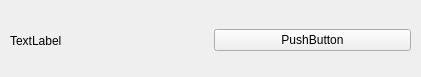
The window that headers/SongItem.ui (nichilum/nimamp) describes before a commit, drawn with Qt 5.
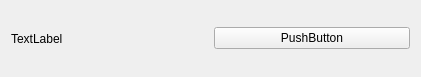
The same window after the commit.

Diff of the .ui file:
```diff
--- a/headers/SongItem.ui
+++ b/headers/SongItem.ui
@@ -13,15 +13,8 @@
   <property name="windowTitle">
    <string>Form</string>
   </property>
-  <widget class="QWidget" name="horizontalLayoutWidget">
-   <property name="geometry">
-    <rect>
-     <x>10</x>
-     <y>10</y>
-     <width>401</width>
-     <height>61</height>
-    </rect>
-   </property>
+  <layout class="QHBoxLayout" name="horizontalLayout_2">
+   <item>
    <layout class="QHBoxLayout" name="horizontalLayout">
     <item>
      <widget class="QLabel" name="label">
@@ -38,7 +31,8 @@
      </widget>
     </item>
    </layout>
-  </widget>
+   </item>
+  </layout>
  </widget>
  <resources/>
  <connections/>
```
Lines whose indentation alone changed are shown as unchanged.
